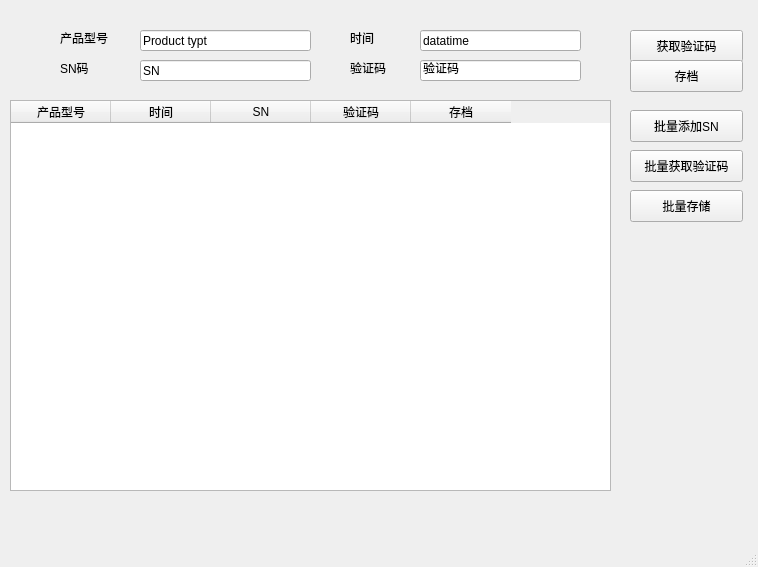
First picture: the form in TTDM/mainView.ui, repository SkyChen2012/company_HY, before the edit.
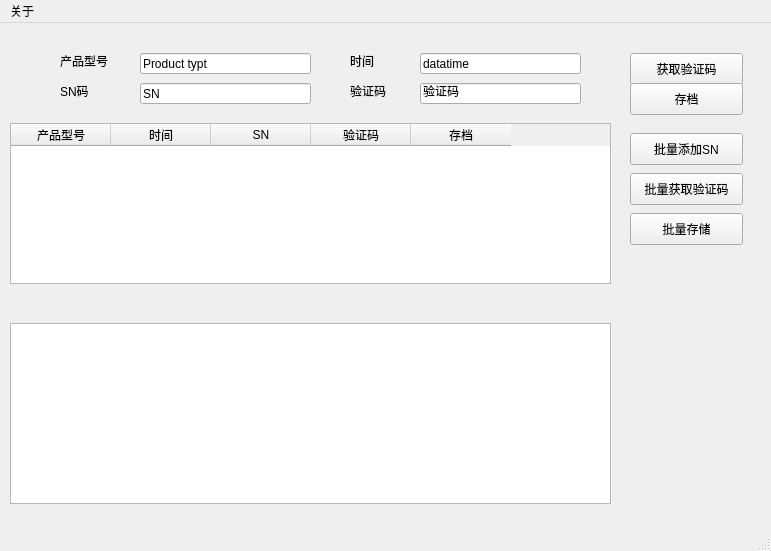
Second picture: the form after the edit.

```diff
--- a/TTDM/mainView.ui
+++ b/TTDM/mainView.ui
@@ -6,8 +6,8 @@
    <rect>
     <x>0</x>
     <y>0</y>
-    <width>758</width>
-    <height>567</height>
+    <width>771</width>
+    <height>551</height>
    </rect>
   </property>
   <property name="windowTitle">
@@ -75,7 +75,7 @@
       <x>10</x>
       <y>100</y>
       <width>601</width>
-      <height>391</height>
+      <height>161</height>
      </rect>
     </property>
     <column>
@@ -221,16 +221,32 @@
      <string>批量存储</string>
     </property>
    </widget>
+   <widget class="QTextEdit" name="ShowData">
+    <property name="geometry">
+     <rect>
+      <x>10</x>
+      <y>300</y>
+      <width>601</width>
+      <height>181</height>
+     </rect>
+    </property>
+   </widget>
   </widget>
   <widget class="QMenuBar" name="menubar">
    <property name="geometry">
     <rect>
      <x>0</x>
      <y>0</y>
-     <width>758</width>
+     <width>771</width>
      <height>22</height>
     </rect>
    </property>
+   <widget class="QMenu" name="menu">
+    <property name="title">
+     <string>关于</string>
+    </property>
+   </widget>
+   <addaction name="menu"/>
   </widget>
   <widget class="QStatusBar" name="statusbar"/>
  </widget>
```
